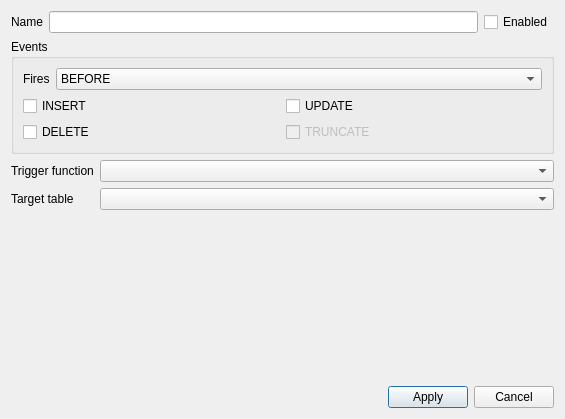
First picture: the form in forms/triggereditform.ui, repository CuriousCrow/polymorph-sql, before the edit.
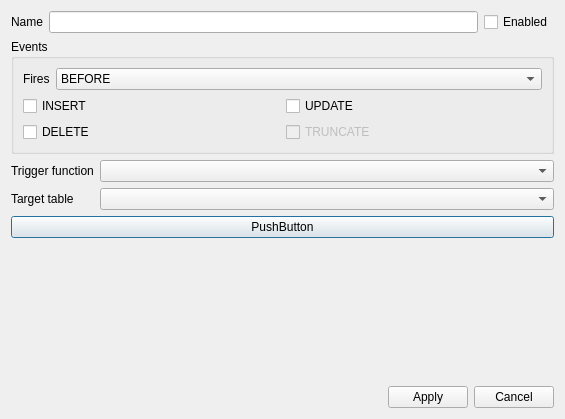
Second picture: the form after the edit.

Diff of the .ui file:
```diff
--- a/forms/triggereditform.ui
+++ b/forms/triggereditform.ui
@@ -154,6 +154,13 @@
      </item>
     </layout>
    </item>
+   <item>
+    <widget class="QPushButton" name="pushButton">
+     <property name="text">
+      <string>PushButton</string>
+     </property>
+    </widget>
+   </item>
    <item>
     <spacer name="verticalSpacer">
      <property name="orientation">
```
